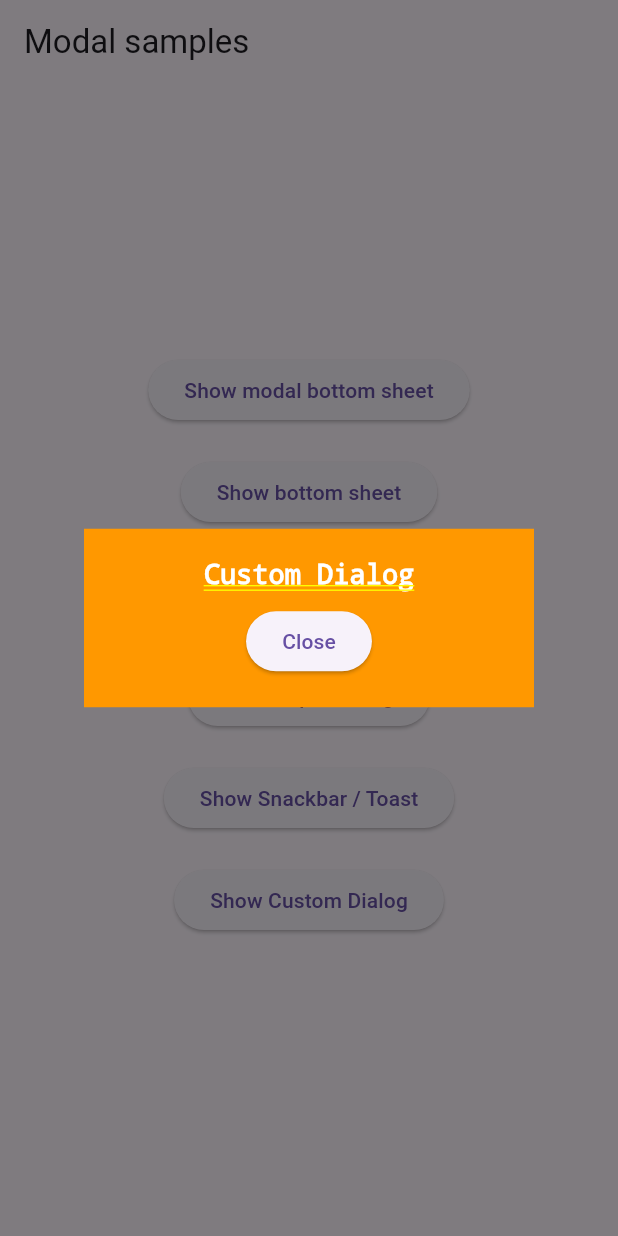
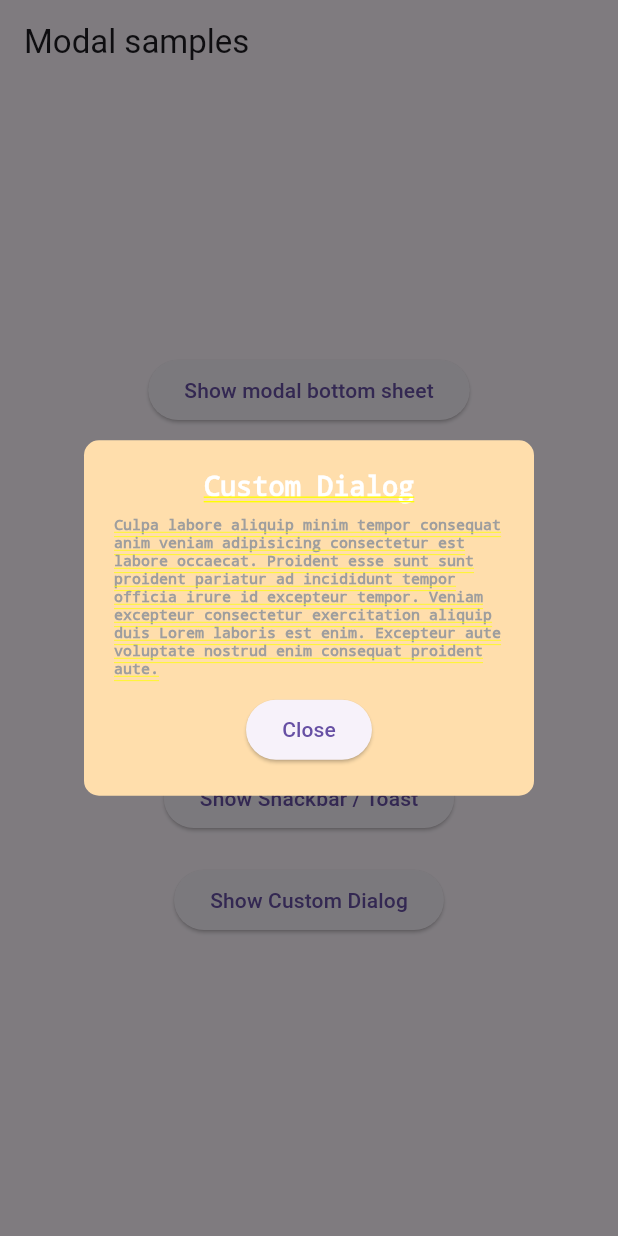
Before and after one commit to MortezaSoltanpour/flutter-blog, a Flutter app: the ModalsScreen screen opened directly, after a tap on "Show Custom Dialog", on a phone screen of 412 x 824 dp. Run offline on Flutter 3.47's test engine with Material 3 defaults, Android fonts, the light colour scheme and no system bars; our stand-ins replace flutter_spinkit; network calls fail.

Commit message:
custom modal

```diff
--- a/lib/pages/modals_screen.dart
+++ b/lib/pages/modals_screen.dart
@@ -142,13 +142,17 @@ class ModalsScreen extends StatelessWidget {
                       showGeneralDialog(
                         context: context,
                         barrierDismissible: true,
-                        barrierLabel: 'Custom Dialog',
-                        pageBuilder: (context, animation1, animation2) =>
-                            Center(
+                        barrierLabel: 'Custom Dialog 2',
+                        pageBuilder: (context, animation1, animation2) => Center(
                           child: Container(
+                            decoration: BoxDecoration(
+                              borderRadius: BorderRadius.all(
+                                Radius.circular(10),
+                              ),
+                              color: const Color.fromARGB(255, 255, 222, 172),
+                            ),
                             width: 300,
                             padding: const EdgeInsets.all(20),
-                                color: Colors.orange,
                             child: Column(
                               mainAxisSize: MainAxisSize.min,
                               children: [
@@ -158,6 +162,15 @@ class ModalsScreen extends StatelessWidget {
                                     fontSize: 18,
                                     color: Colors.white,
                                   ),
+                                ),
+                                const SizedBox(height: 10),
+                                Text(
+                                  style: TextStyle(
+                                    fontSize: 10,
+                                    color: Colors.grey,
+                                  ),
+
+                                  'Culpa labore aliquip minim tempor consequat anim veniam adipisicing consectetur est labore occaecat. Proident esse sunt sunt proident pariatur ad incididunt tempor officia irure id excepteur tempor. Veniam excepteur consectetur exercitation aliquip duis Lorem laboris est enim. Excepteur aute voluptate nostrud enim consequat proident aute.',
                                 ),
                                 const SizedBox(height: 10),
                                 ElevatedButton(
```
Lines whose indentation alone changed are shown as unchanged.
